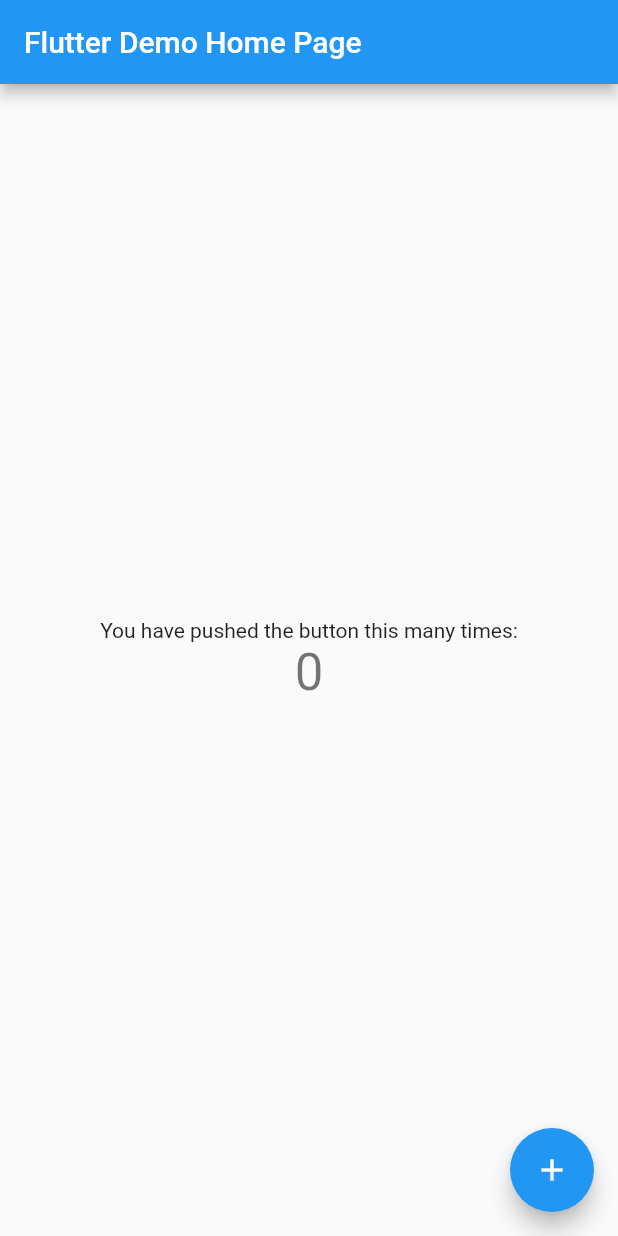
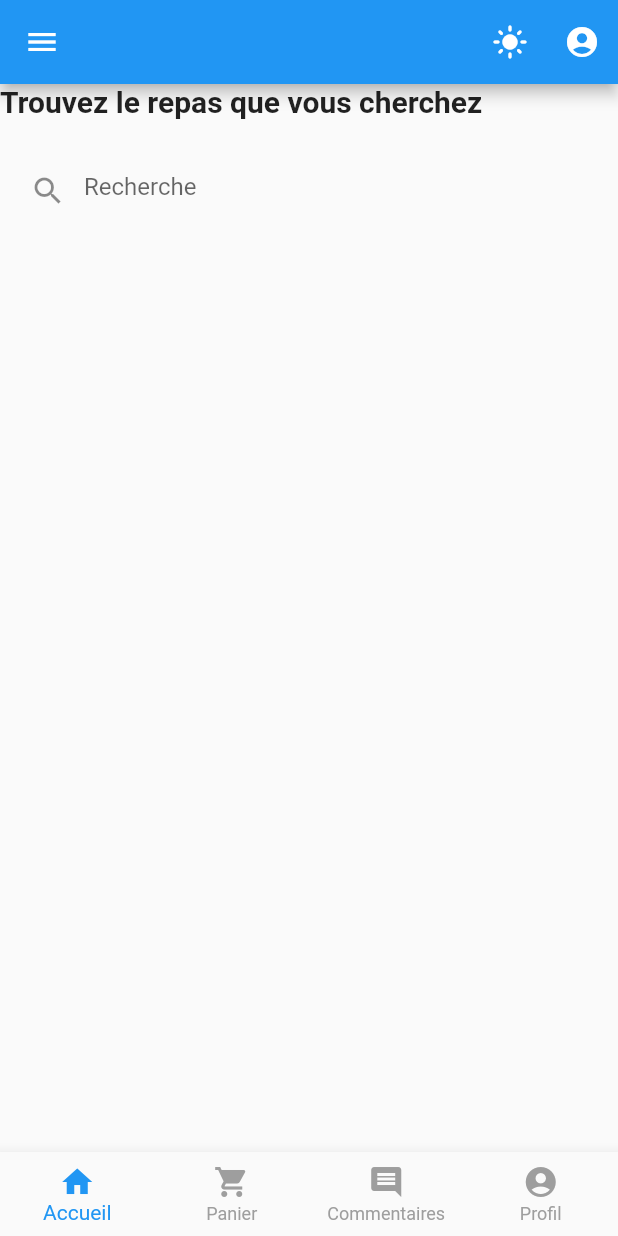
Before and after one commit to Quentinsa1/Labouffe, a Flutter app: the screen it shows after launch, on a phone screen of 412 x 824 dp. Run offline on Flutter 3.47's test engine with Material 2 defaults, Android fonts, the phone set to English and light mode, and no system bars.

Commit message:
page d'accueil

```diff
--- a/lib/main.dart
+++ b/lib/main.dart
@@ -1,74 +1,31 @@
 import 'package:flutter/material.dart';
+import 'package:labouffe/screen/homepage.dart';
 
 void main() {
   runApp(const MyApp());
 }
 
-class MyApp extends StatelessWidget {
-  const MyApp({super.key});
+class MyApp extends StatefulWidget {
+  const MyApp({Key? key}) : super(key: key);
+
+  @override
+  State<MyApp> createState() => _MyAppState();
+}
+
+class _MyAppState extends State<MyApp> {
+  bool isDarkMode = false;
 
   @override
   Widget build(BuildContext context) {
     return MaterialApp(
-      title: 'Flutter Demo',
-      theme: ThemeData(
-
-        primarySwatch: Colors.blue,
-      ),
-      home: const MyHomePage(title: 'Flutter Demo Home Page'),
-    );
-  }
-}
-
-class MyHomePage extends StatefulWidget {
-  const MyHomePage({super.key, required this.title});
-
-
-
-  final String title;
-
-  @override
-  State<MyHomePage> createState() => _MyHomePageState();
-}
-
-class _MyHomePageState extends State<MyHomePage> {
-  int _counter = 0;
-
-  void _incrementCounter() {
-    setState(() {
-
-      _counter++;
-    });
-  }
-
-  @override
-  Widget build(BuildContext context) {
-
-    return Scaffold(
-      appBar: AppBar(
-
-        title: Text(widget.title),
-      ),
-      body: Center(
-
-        child: Column(
-
-          mainAxisAlignment: MainAxisAlignment.center,
-          children: <Widget>[
-            const Text(
-              'You have pushed the button this many times:',
-            ),
-            Text(
-              '$_counter',
-              style: Theme.of(context).textTheme.headline4,
-            ),
-          ],
-        ),
-      ),
-      floatingActionButton: FloatingActionButton(
-        onPressed: _incrementCounter,
-        tooltip: 'Increment',
-        child: const Icon(Icons.add),
+      theme: isDarkMode ? ThemeData.dark() : ThemeData.light(),
+      home: HomePage(
+        isDarkMode: isDarkMode,
+        onThemeToggle: () {
+          setState(() {
+            isDarkMode = !isDarkMode;
+          });
+        },
       ),
     );
   }
--- /dev/null
+++ b/lib/screen/appbartool.dart
@@ -0,0 +1,44 @@
+import 'package:flutter/material.dart';
+
+class AppBarTool extends StatelessWidget implements PreferredSizeWidget {
+  final bool isDarkMode;
+  final VoidCallback onThemeToggle;
+
+  const AppBarTool({
+    Key? key,
+    required this.isDarkMode,
+    required this.onThemeToggle,
+  }) : super(key: key);
+
+  @override
+  Widget build(BuildContext context) {
+    return AppBar(
+      leading: IconButton(
+        icon: const Icon(Icons.menu),
+        onPressed: () {
+          ScaffoldMessenger.of(context).showSnackBar(
+            const SnackBar(content: Text('Menu ouvert!')),
+          );
+        },
+      ),
+      actions: [
+        IconButton(
+          icon: Icon(isDarkMode ? Icons.dark_mode : Icons.light_mode),
+          onPressed: onThemeToggle,
+        ),
+        IconButton(
+          icon: const Icon(Icons.account_circle),
+          onPressed: () {
+            ScaffoldMessenger.of(context).showSnackBar(
+              const SnackBar(content: Text('Profil ouvert!')),
+            );
+          },
+        ),
+
+      ],
+    );
+  }
+
+  @override
+  Size get preferredSize => const Size.fromHeight(kToolbarHeight);
+}
--- /dev/null
+++ b/lib/screen/bottomBarTool.dart
@@ -0,0 +1,42 @@
+import 'package:flutter/material.dart';
+
+class BottomBarTool extends StatelessWidget {
+  final int currentIndex;
+  final ValueChanged<int> onTabSelected;
+
+  const BottomBarTool({
+    Key? key,
+    required this.currentIndex,
+    required this.onTabSelected,
+  }) : super(key: key);
+
+  @override
+  Widget build(BuildContext context) {
+    return BottomNavigationBar(
+      currentIndex: currentIndex, //
+      onTap: onTabSelected, //
+      items: const [
+        BottomNavigationBarItem(
+          icon: Icon(Icons.home),
+          label: 'Accueil',
+        ),
+        BottomNavigationBarItem(
+          icon: Icon(Icons.shopping_cart),
+          label: 'Panier',
+        ),
+        BottomNavigationBarItem(
+          icon: Icon(Icons.comment),
+          label: 'Commentaires',
+        ),
+        BottomNavigationBarItem(
+          icon: Icon(Icons.account_circle),
+          label: 'Profil',
+        ),
+      ],
+      selectedItemColor: Colors.blue,
+      unselectedItemColor: Colors.grey,
+      showUnselectedLabels: true,
+      type: BottomNavigationBarType.fixed,
+    );
+  }
+}
--- /dev/null
+++ b/lib/screen/homepage.dart
@@ -0,0 +1,63 @@
+import 'package:flutter/material.dart';
+import 'appbartool.dart';
+import 'bottomBarTool.dart';
+
+class HomePage extends StatefulWidget {
+  final bool isDarkMode;
+  final VoidCallback onThemeToggle;
+
+  const HomePage({
+    Key? key,
+    required this.isDarkMode,
+    required this.onThemeToggle,
+  }) : super(key: key);
+
+  @override
+  State<HomePage> createState() => _HomePageState();
+}
+
+class _HomePageState extends State<HomePage> {
+  int currentIndex = 0;
+
+  @override
+  Widget build(BuildContext context) {
+    return Scaffold(
+      appBar: AppBarTool(
+        isDarkMode: widget.isDarkMode,
+        onThemeToggle: widget.onThemeToggle,
+      ),
+      body: Column(
+        crossAxisAlignment: CrossAxisAlignment.start,
+        children: [
+        const Text(
+        'Trouvez le repas que vous cherchez',
+        style: TextStyle(fontSize: 20, fontWeight: FontWeight.bold),
+      ),
+      const SizedBox(height: 16),
+          // barre de recherche
+          Padding(
+            padding: const EdgeInsets.all(8.0),
+            child: TextField(
+              decoration: InputDecoration(
+                hintText: 'Recherche',
+                prefixIcon: const Icon(Icons.search),
+                border: InputBorder.none,
+                fillColor: Colors.grey
+              ),
+            ),
+          ),
+          const SizedBox(height: 16),
+
+
+        ]),
+      bottomNavigationBar: BottomBarTool(
+        currentIndex: currentIndex,
+        onTabSelected: (index) {
+          setState(() {
+            currentIndex = index;
+          });
+        },
+      ),
+    );
+  }
+}
```
